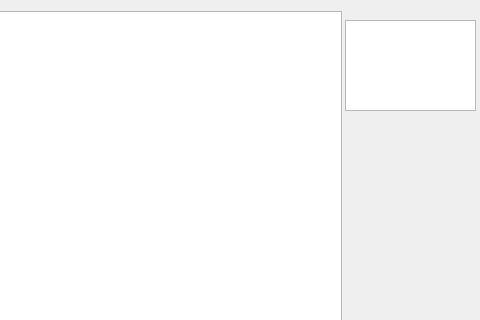
Raimguzhinov/qt-bday-calendar, file calendar.ui: the form before one commit; both pictures show x 320 to 800 and y 0 to 320 of the 800 by 600 pixel window.
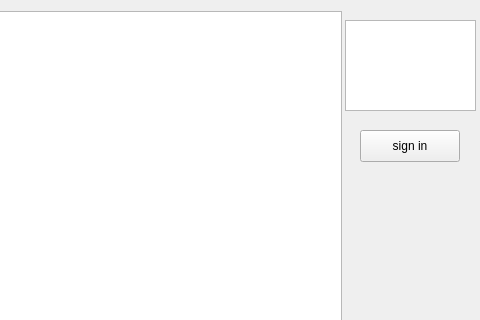
The form after the commit.

The edit to the form file:
```diff
--- a/calendar.ui
+++ b/calendar.ui
@@ -24,7 +24,7 @@
      </rect>
     </property>
    </widget>
-   <widget class="QWidget" name="">
+   <widget class="QWidget" name="layoutWidget">
     <property name="geometry">
      <rect>
       <x>11</x>
@@ -64,6 +64,19 @@
      </item>
     </layout>
    </widget>
+   <widget class="QPushButton" name="pushButton_4">
+    <property name="geometry">
+     <rect>
+      <x>680</x>
+      <y>130</y>
+      <width>100</width>
+      <height>32</height>
+     </rect>
+    </property>
+    <property name="text">
+     <string>sign in</string>
+    </property>
+   </widget>
   </widget>
   <widget class="QMenuBar" name="menubar">
    <property name="geometry">
```
